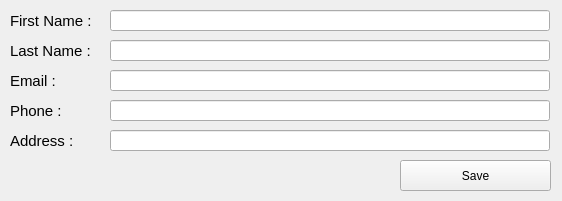
Old version of the form LMS/ui/designer-files/user-edit.ui in the repository vatanak10/mini-project_library-management-system.
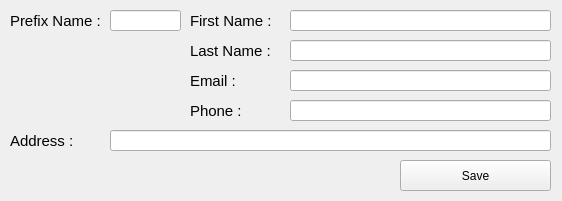
New version of the form. Icons and pictures are not drawn.

Commit message:
Revert "feat: hide prefixName in user"
This reverts commit 196419f9dab617261ed4ea2bf4c6034c4ed531f5.

```diff
--- a/LMS/ui/designer-files/user-edit.ui
+++ b/LMS/ui/designer-files/user-edit.ui
@@ -23,8 +23,7 @@
    <iconset>
     <normaloff>../../assets/logo.svg</normaloff>../../assets/logo.svg</iconset>
   </property>
-
-  <!-- <widget class="QLabel" name="label">
+  <widget class="QLabel" name="label">
    <property name="geometry">
     <rect>
      <x>10</x>
@@ -55,12 +54,11 @@
    <property name="maxLength">
     <number>16</number>
    </property>
-  </widget> -->
-
+  </widget>
   <widget class="QLabel" name="label_2">
    <property name="geometry">
     <rect>
-     <x>10</x>
+     <x>190</x>
      <y>10</y>
      <width>91</width>
      <height>21</height>
@@ -76,9 +74,9 @@
   <widget class="QLineEdit" name="lineEditFirstName">
    <property name="geometry">
     <rect>
-     <x>110</x>
+     <x>290</x>
      <y>10</y>
-     <width>440</width>
+     <width>261</width>
      <height>21</height>
     </rect>
    </property>
@@ -93,7 +91,7 @@
   <widget class="QLabel" name="label_3">
    <property name="geometry">
     <rect>
-     <x>10</x>
+     <x>190</x>
      <y>40</y>
      <width>91</width>
      <height>21</height>
@@ -109,9 +107,9 @@
   <widget class="QLineEdit" name="lineEditLastName">
    <property name="geometry">
     <rect>
-     <x>110</x>
+     <x>290</x>
      <y>40</y>
-     <width>440</width>
+     <width>261</width>
      <height>21</height>
     </rect>
    </property>
@@ -126,7 +124,7 @@
   <widget class="QLabel" name="label_4">
    <property name="geometry">
     <rect>
-     <x>10</x>
+     <x>190</x>
      <y>70</y>
      <width>91</width>
      <height>21</height>
@@ -142,9 +140,9 @@
   <widget class="QLineEdit" name="lineEditEmail">
    <property name="geometry">
     <rect>
-     <x>110</x>
+     <x>290</x>
      <y>70</y>
-     <width>440</width>
+     <width>261</width>
      <height>21</height>
     </rect>
    </property>
@@ -158,9 +156,9 @@
   <widget class="QLineEdit" name="lineEditPhone">
    <property name="geometry">
     <rect>
-     <x>110</x>
+     <x>290</x>
      <y>100</y>
-     <width>440</width>
+     <width>261</width>
      <height>21</height>
     </rect>
    </property>
@@ -175,7 +173,7 @@
   <widget class="QLabel" name="label_5">
    <property name="geometry">
     <rect>
-     <x>10</x>
+     <x>190</x>
      <y>100</y>
      <width>91</width>
      <height>21</height>
@@ -193,7 +191,7 @@
     <rect>
      <x>110</x>
      <y>130</y>
-     <width>440</width>
+     <width>441</width>
      <height>21</height>
     </rect>
    </property>
```
Left out of the diff: 7 changed lines with no effect on the pictures. The commit also changes 4 other files.
